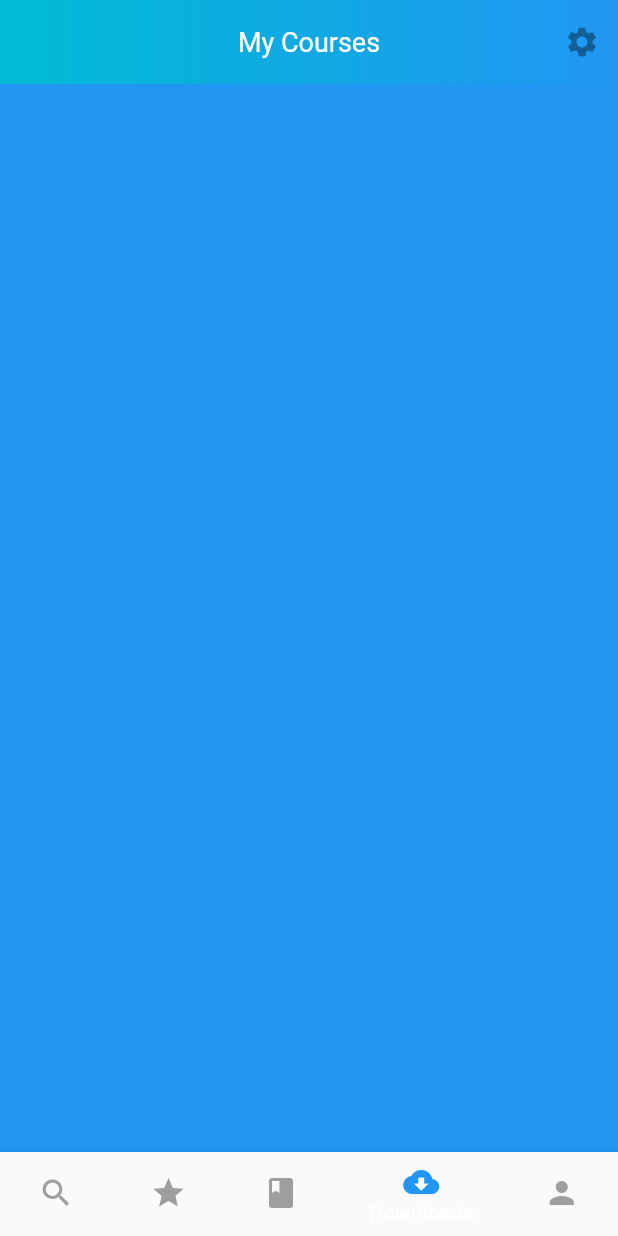
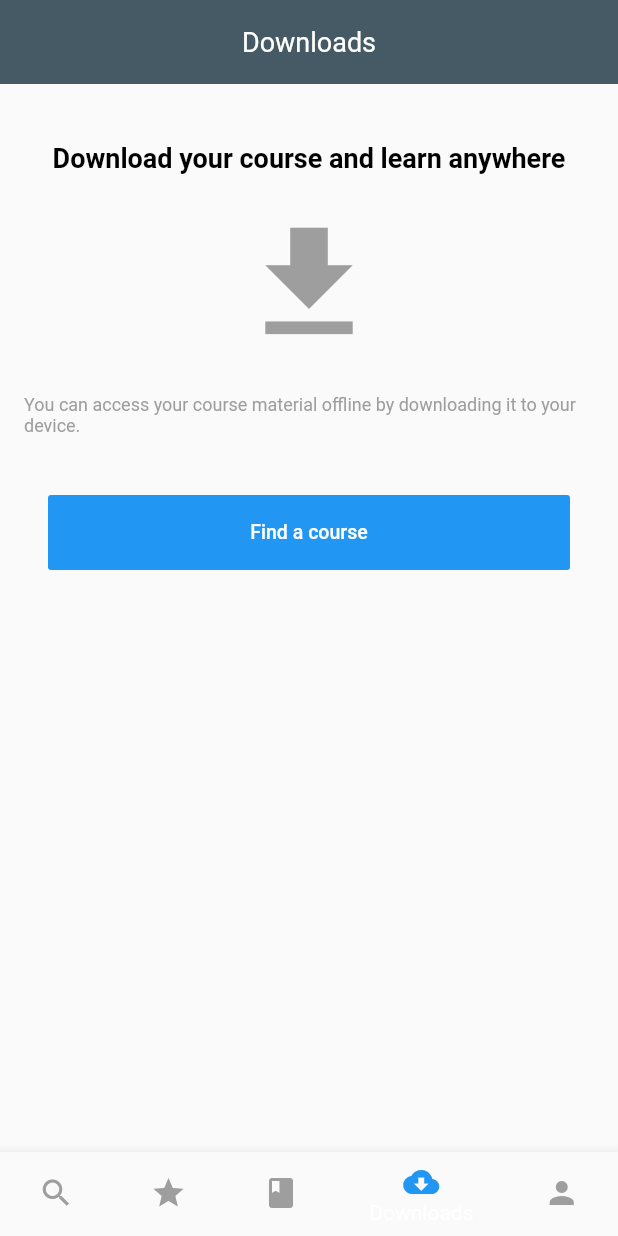
Before and after one commit to LiquidatorCoder/coursera_clone, a Flutter app: the screen it shows after launch, item 4 of the bottom bar chosen, on a phone screen of 412 x 824 dp. Run offline on Flutter 3.47's test engine with Material 2 defaults, Android fonts, the phone set to English and light mode, and no system bars; our stand-ins replace gradient_app_bar.

Commit message:
added downloads page and updated appbar

```diff
--- /dev/null
+++ b/lib/downloads_page.dart
@@ -0,0 +1,69 @@
+import 'package:flutter/material.dart';
+
+class Download extends StatefulWidget {
+  @override
+  _DownloadState createState() => _DownloadState();
+}
+
+class _DownloadState extends State<Download> {
+  @override
+  Widget build(BuildContext context) {
+    return Column(
+      children: <Widget>[
+        Expanded(
+          flex: 1,
+          child: Container(
+            padding: EdgeInsets.all(16),
+            child: Column(
+              children: <Widget>[
+                Spacer(),
+                Text(
+                  'Download your course and learn anywhere',
+                  style: TextStyle(
+                      fontSize: 18,
+                      color: Colors.black,
+                      fontWeight: FontWeight.bold),
+                ),
+                Spacer(),
+                Icon(
+                  Icons.file_download,
+                  size: 100,
+                  color: Colors.grey,
+                ),
+                Spacer(),
+                Text(
+                  'You can access your course material offline by downloading it to your device.',
+                  style: TextStyle(
+                    fontSize: 12,
+                    color: Colors.grey,
+                  ),
+                ),
+                Spacer(),
+                Center(
+                    child: Padding(
+                  padding: const EdgeInsets.all(16.0),
+                  child: MaterialButton(
+                      height: 50,
+                      disabledColor: Colors.blue,
+                      onPressed: null,
+                      child: Row(
+                        mainAxisAlignment: MainAxisAlignment.center,
+                        children: <Widget>[
+                          Text('Find a course',
+                              style:
+                                  TextStyle(fontSize: 13, color: Colors.white)),
+                        ],
+                      )),
+                ))
+              ],
+            ),
+          ),
+        ),
+        Expanded(
+          flex: 1,
+          child: Container(),
+        )
+      ],
+    );
+  }
+}
--- a/lib/home_page.dart
+++ b/lib/home_page.dart
@@ -1,7 +1,7 @@
+import 'package:coursera_clone/downloads_page.dart';
 import 'package:flutter/material.dart';
 import 'learn_page.dart';
 import 'package:gradient_app_bar/gradient_app_bar.dart';
-
 
 class Home extends StatefulWidget {
   @override
@@ -20,9 +20,7 @@ class _HomeState extends State<Home> {
       color: Colors.orange,
     ),
     Learn(),
-    Container(
-      color: Colors.blue,
-    ),
+    Download(),
     Container(
       color: Colors.green,
     ),
@@ -37,13 +35,33 @@ class _HomeState extends State<Home> {
   @override
   Widget build(BuildContext context) {
     return Scaffold(
-      appBar: GradientAppBar(actions: <Widget>[IconButton(icon: Icon(Icons.settings), onPressed: null)],
-        title: Text('My Courses',style: TextStyle(fontWeight: FontWeight.w400,fontSize: 18),),
-        elevation: 0,
-        centerTitle: true,
-        backgroundColorStart: Colors.cyan,
-    backgroundColorEnd: Colors.blue,
-      ),
+      appBar: _currentIndex == 2
+          ? GradientAppBar(
+              actions: <Widget>[
+                IconButton(icon: Icon(Icons.settings), onPressed: null)
+              ],
+              title: Text(
+                'My Courses',
+                style: TextStyle(fontWeight: FontWeight.w400, fontSize: 18),
+              ),
+              elevation: 0,
+              centerTitle: true,
+              backgroundColorStart: Colors.cyan,
+              backgroundColorEnd: Colors.blue,
+            )
+          : AppBar(
+              title: Text(
+                _currentIndex == 0
+                    ? 'Search'
+                    : _currentIndex == 1
+                        ? 'Recommended'
+                        : _currentIndex == 3 ? 'Downloads' : 'Profile',
+                style: TextStyle(fontWeight: FontWeight.w400, fontSize: 18),
+              ),
+              elevation: 0,
+              centerTitle: true,
+              backgroundColor: Colors.blueGrey[700],
+            ),
       body: _children[_currentIndex],
       bottomNavigationBar: BottomNavigationBar(
         onTap: onTabTapped,
@@ -54,7 +72,7 @@ class _HomeState extends State<Home> {
             icon: new Icon(Icons.search, color: Colors.grey),
             title: new Text(
               'Explore',
-              style: TextStyle(color: Colors.blue),
+              style: TextStyle(color: Colors.blue, fontSize: 12),
             ),
           ),
           BottomNavigationBarItem(
@@ -62,7 +80,7 @@ class _HomeState extends State<Home> {
             icon: new Icon(Icons.star, color: Colors.grey),
             title: new Text(
               'Recommended',
-              style: TextStyle(color: Colors.blue),
+              style: TextStyle(color: Colors.blue, fontSize: 12),
             ),
           ),
           BottomNavigationBarItem(
@@ -70,7 +88,7 @@ class _HomeState extends State<Home> {
             icon: new Icon(Icons.book, color: Colors.grey),
             title: new Text(
               'Learn',
-              style: TextStyle(color: Colors.blue),
+              style: TextStyle(color: Colors.blue, fontSize: 12),
             ),
           ),
           BottomNavigationBarItem(
@@ -78,7 +96,7 @@ class _HomeState extends State<Home> {
             icon: new Icon(Icons.cloud_download, color: Colors.grey),
             title: new Text(
               'Downloads',
-              style: TextStyle(color: Colors.blue),
+              style: TextStyle(color: Colors.blue, fontSize: 12),
             ),
           ),
           BottomNavigationBarItem(
@@ -86,7 +104,7 @@ class _HomeState extends State<Home> {
             icon: new Icon(Icons.person, color: Colors.grey),
             title: new Text(
               'Profile',
-              style: TextStyle(color: Colors.blue),
+              style: TextStyle(color: Colors.blue, fontSize: 12),
             ),
           )
         ],
--- a/lib/learn_page.dart
+++ b/lib/learn_page.dart
@@ -42,10 +42,15 @@ class _LearnState extends State<Learn> {
   Widget build(BuildContext context) {
     return Container(
       decoration: BoxDecoration(
-          gradient: LinearGradient(
-              begin: Alignment.centerRight,
-              end: Alignment.centerLeft,
-              colors: [Colors.blue, Colors.cyan])),
+        gradient: LinearGradient(
+          begin: Alignment.centerRight,
+          end: Alignment.centerLeft,
+          colors: [Colors.blue, Colors.cyan],
+        ),
+        image: DecorationImage(
+            image: AssetImage('assets/images/bg card.png'),
+            alignment: Alignment.bottomCenter),
+      ),
       child: ListView.builder(
         itemBuilder: (context, position) {
           return Card(
@@ -82,6 +87,7 @@ class _LearnState extends State<Learn> {
                           ],
                         ),
                         IconButton(
+                          onPressed: null,
                           color: Colors.grey,
                           icon: Icon(Icons.more_horiz),
                         )
--- a/lib/main.dart
+++ b/lib/main.dart
@@ -8,6 +8,7 @@ class MyApp extends StatelessWidget {
   Widget build(BuildContext context) {
     return MaterialApp(
       title: 'Coursera',
+      debugShowCheckedModeBanner: false,
       theme: ThemeData(
         primarySwatch: Colors.blue,
       ),
--- a/pubspec.yaml
+++ b/pubspec.yaml
@@ -42,8 +42,8 @@ flutter:
   uses-material-design: true
 
   # To add assets to your application, add an assets section, like this:
-  # assets:
-  #  - images/a_dot_burr.jpeg
+  assets:
+    - assets/images/
   #  - images/a_dot_ham.jpeg
 
   # An image asset can refer to one or more resolution-specific "variants", see
```
Also changed, not shown: assets/images/bg card.png (added), screenshot3.jpg (added), screenshot4.jpg (added), screenshot5.jpg (added), screenshot6.jpg (added).
